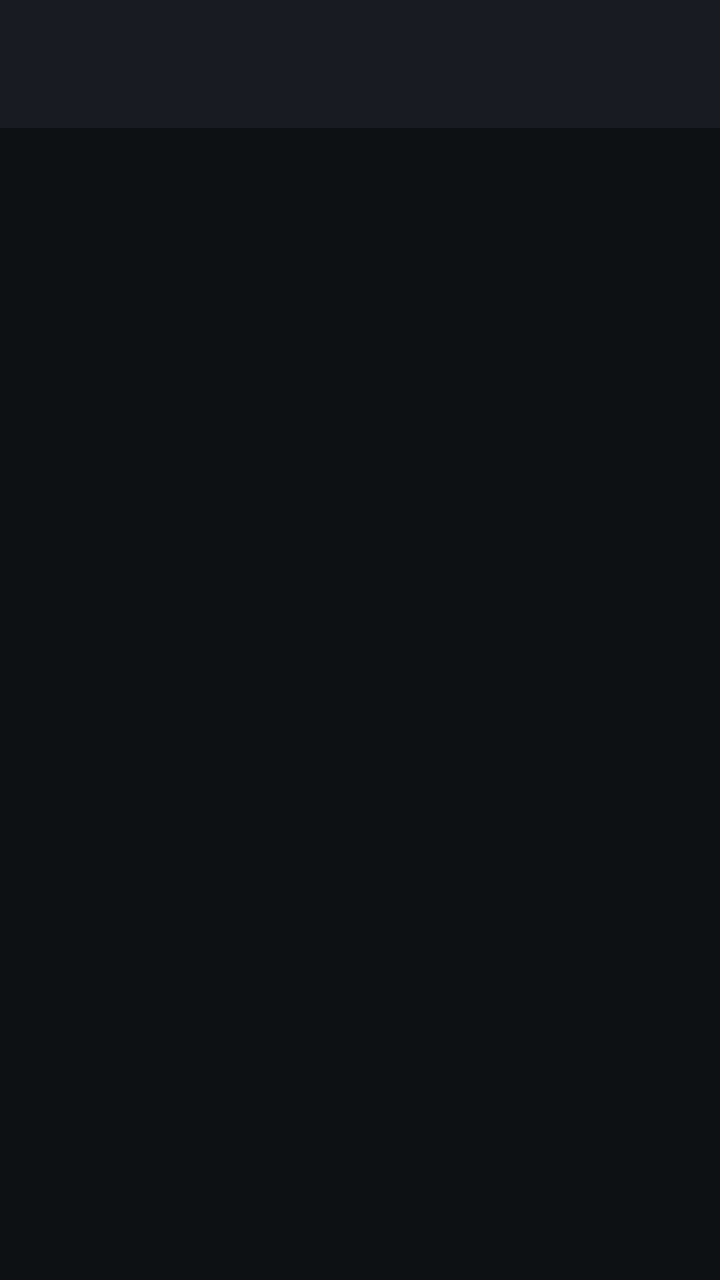
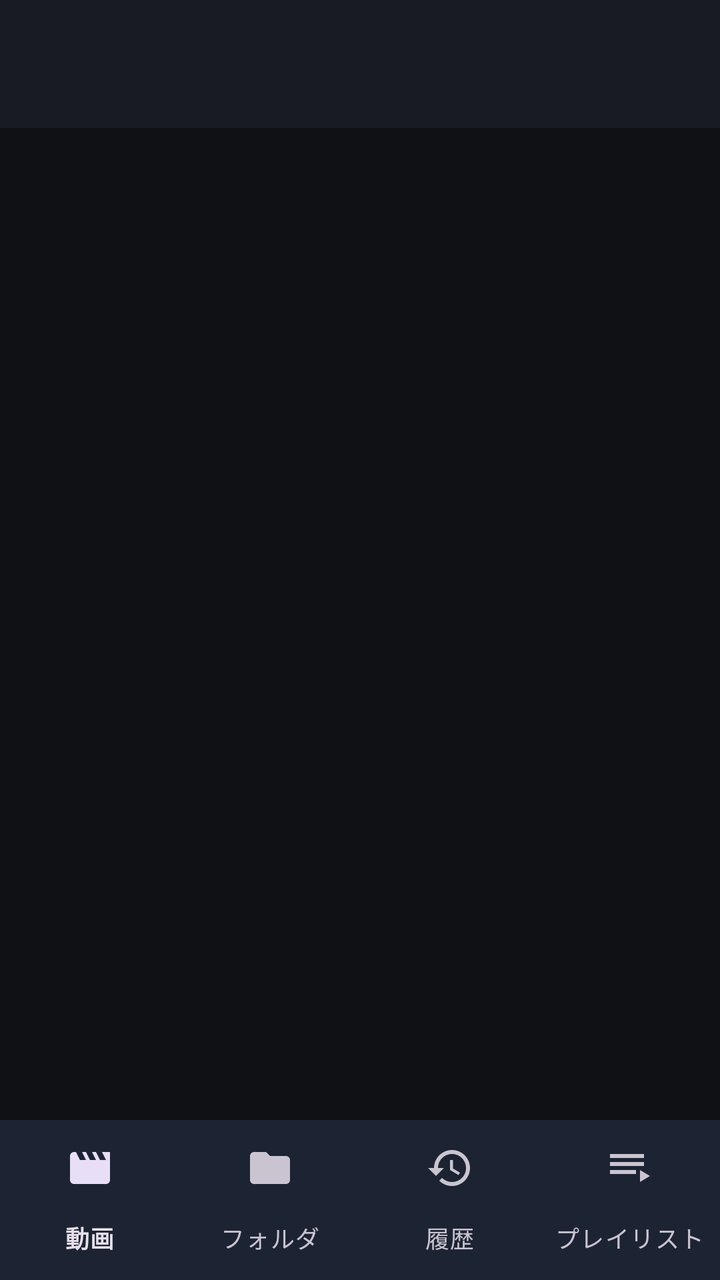

Before-and-after screenshots of an Android layout around one commit, followed by the original layout XML and the change that was made.
<!-- AndroidManifest.xml: application theme Theme.VideoPlayer -->
<!-- res/layout/activity_main.xml -->
<?xml version="1.0" encoding="utf-8"?>
<LinearLayout xmlns:android="http://schemas.android.com/apk/res/android"
    android:id="@+id/root"
    android:layout_width="match_parent"
    android:layout_height="match_parent"
    android:background="@color/bg"
    android:orientation="vertical">

    <com.google.android.material.appbar.MaterialToolbar
        android:id="@+id/toolbar"
        android:layout_width="match_parent"
        android:layout_height="?attr/actionBarSize"
        android:background="@color/surface"
        android:title="@string/app_name" />

    <FrameLayout
        android:layout_width="match_parent"
        android:layout_height="0dp"
        android:layout_weight="1">

        <androidx.recyclerview.widget.RecyclerView
            android:id="@+id/list"
            android:layout_width="match_parent"
            android:layout_height="match_parent"
            android:clipToPadding="false"
            android:paddingTop="4dp" />

        <LinearLayout
            android:id="@+id/emptyView"
            android:layout_width="match_parent"
            android:layout_height="match_parent"
            android:gravity="center"
            android:orientation="vertical"
            android:padding="32dp"
            android:visibility="gone">

            <ImageView
                android:layout_width="64dp"
                android:layout_height="64dp"
                android:alpha="0.5"
                android:importantForAccessibility="no"
                android:src="@drawable/ic_movie" />

            <TextView
                android:id="@+id/emptyText"
                android:layout_width="wrap_content"
                android:layout_height="wrap_content"
                android:layout_marginTop="16dp"
                android:gravity="center"
                android:textColor="@color/text_muted"
                android:textSize="15sp" />

            <Button
                android:id="@+id/grantButton"
                android:layout_width="wrap_content"
                android:layout_height="wrap_content"
                android:layout_marginTop="20dp"
                android:text="@string/grant_permission" />

            <Button
                android:id="@+id/openButton"
                style="@style/Widget.Material3.Button.OutlinedButton"
                android:layout_width="wrap_content"
                android:layout_height="wrap_content"
                android:layout_marginTop="8dp"
                android:text="@string/open_file" />
        </LinearLayout>

        <ProgressBar
            android:id="@+id/loading"
            android:layout_width="wrap_content"
            android:layout_height="wrap_content"
            android:layout_gravity="center"
            android:visibility="gone" />
    </FrameLayout>
</LinearLayout>
<!-- resources referenced by this layout -->
<resources>
  <color name="bg">#0F1115</color>
  <color name="surface">#181B22</color>
  <color name="text_muted">#8A91A0</color>
  <!-- drawable ic_movie (drawable) -->
  <vector xmlns:android="http://schemas.android.com/apk/res/android"
      android:width="24dp"
      android:height="24dp"
      android:viewportWidth="24"
      android:viewportHeight="24">
      <path
          android:fillColor="#FFFFFFFF"
          android:pathData="M18,4l2,4h-3l-2,-4h-2l2,4h-3l-2,-4H8l2,4H7L5,4H4c-1.1,0 -1.99,0.9 -1.99,2L2,18c0,1.1 0.9,2 2,2h16c1.1,0 2,-0.9 2,-2V4h-4z" />
  </vector>
  <string name="app_name">ビデオプレイヤー</string>
  <string name="grant_permission">アクセスを許可</string>
  <string name="open_file">ファイルを開く</string>
  <style name="Theme.VideoPlayer" parent="Theme.Material3.Dark.NoActionBar">
          <item name="colorPrimary">@color/accent</item>
          <item name="colorOnPrimary">#FFFFFF</item>
          <item name="android:colorBackground">@color/bg</item>
          <item name="android:windowBackground">@color/bg</item>
          <item name="colorSurface">@color/surface</item>
      </style>
  <color name="accent">#4F8CFF</color>
</resources>

<!-- the commit's change to res/layout/activity_main.xml (unified diff, before → after) -->
@@ -1,5 +1,6 @@
 <?xml version="1.0" encoding="utf-8"?>
 <LinearLayout xmlns:android="http://schemas.android.com/apk/res/android"
+    xmlns:app="http://schemas.android.com/apk/res-auto"
     android:id="@+id/root"
     android:layout_width="match_parent"
     android:layout_height="match_parent"
@@ -10,67 +11,19 @@
         android:id="@+id/toolbar"
         android:layout_width="match_parent"
         android:layout_height="?attr/actionBarSize"
-        android:background="@color/surface"
-        android:title="@string/app_name" />
+        android:background="@color/surface" />
 
     <FrameLayout
+        android:id="@+id/container"
         android:layout_width="match_parent"
         android:layout_height="0dp"
-        android:layout_weight="1">
+        android:layout_weight="1" />
 
-        <androidx.recyclerview.widget.RecyclerView
-            android:id="@+id/list"
-            android:layout_width="match_parent"
-            android:layout_height="match_parent"
-            android:clipToPadding="false"
-            android:paddingTop="4dp" />
-
-        <LinearLayout
-            android:id="@+id/emptyView"
-            android:layout_width="match_parent"
-            android:layout_height="match_parent"
-            android:gravity="center"
-            android:orientation="vertical"
-            android:padding="32dp"
-            android:visibility="gone">
-
-            <ImageView
-                android:layout_width="64dp"
-                android:layout_height="64dp"
-                android:alpha="0.5"
-                android:importantForAccessibility="no"
-                android:src="@drawable/ic_movie" />
-
-            <TextView
-                android:id="@+id/emptyText"
-                android:layout_width="wrap_content"
-                android:layout_height="wrap_content"
-                android:layout_marginTop="16dp"
-                android:gravity="center"
-                android:textColor="@color/text_muted"
-                android:textSize="15sp" />
-
-            <Button
-                android:id="@+id/grantButton"
-                android:layout_width="wrap_content"
-                android:layout_height="wrap_content"
-                android:layout_marginTop="20dp"
-                android:text="@string/grant_permission" />
-
-            <Button
-                android:id="@+id/openButton"
-                style="@style/Widget.Material3.Button.OutlinedButton"
-                android:layout_width="wrap_content"
-                android:layout_height="wrap_content"
-                android:layout_marginTop="8dp"
-                android:text="@string/open_file" />
-        </LinearLayout>
-
-        <ProgressBar
-            android:id="@+id/loading"
-            android:layout_width="wrap_content"
-            android:layout_height="wrap_content"
-            android:layout_gravity="center"
-            android:visibility="gone" />
-    </FrameLayout>
+    <com.google.android.material.bottomnavigation.BottomNavigationView
+        android:id="@+id/bottomNav"
+        android:layout_width="match_parent"
+        android:layout_height="wrap_content"
+        android:background="@color/surface"
+        app:labelVisibilityMode="labeled"
+        app:menu="@menu/bottom_nav" />
 </LinearLayout>
<!-- resource entries referenced after the edit -->
@@ -2,20 +2,6 @@
 <resources>
   <color name="bg">#0F1115</color>
   <color name="surface">#181B22</color>
-  <color name="text_muted">#8A91A0</color>
-  <!-- drawable ic_movie (drawable) -->
-  <vector xmlns:android="http://schemas.android.com/apk/res/android"
-      android:width="24dp"
-      android:height="24dp"
-      android:viewportWidth="24"
-      android:viewportHeight="24">
-      <path
-          android:fillColor="#FFFFFFFF"
-          android:pathData="M18,4l2,4h-3l-2,-4h-2l2,4h-3l-2,-4H8l2,4H7L5,4H4c-1.1,0 -1.99,0.9 -1.99,2L2,18c0,1.1 0.9,2 2,2h16c1.1,0 2,-0.9 2,-2V4h-4z" />
-  </vector>
-  <string name="app_name">ビデオプレイヤー</string>
-  <string name="grant_permission">アクセスを許可</string>
-  <string name="open_file">ファイルを開く</string>
   <style name="Theme.VideoPlayer" parent="Theme.Material3.Dark.NoActionBar">
           <item name="colorPrimary">@color/accent</item>
           <item name="colorOnPrimary">#FFFFFF</item>
